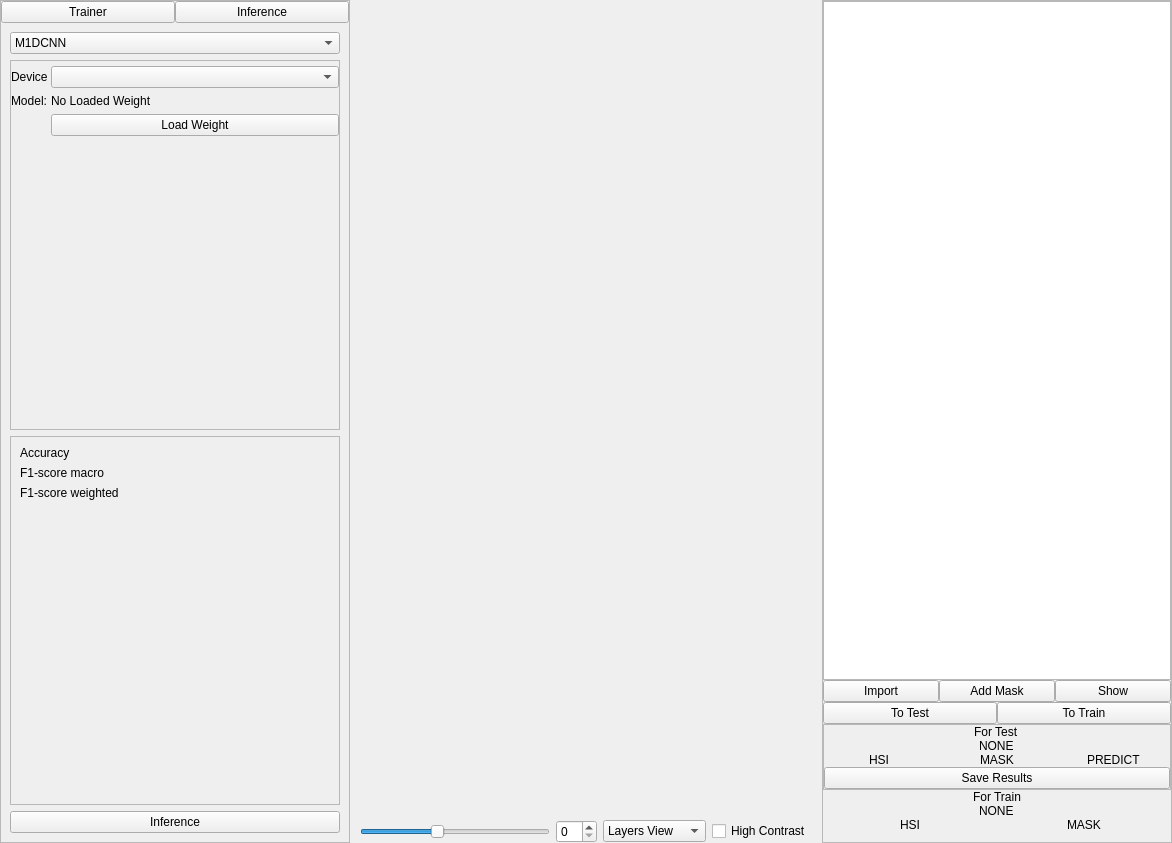
This is gui/mac_trainer.ui in OpenHSL/OpenHSL as Qt 5 draws it before an edit. The edited form follows.
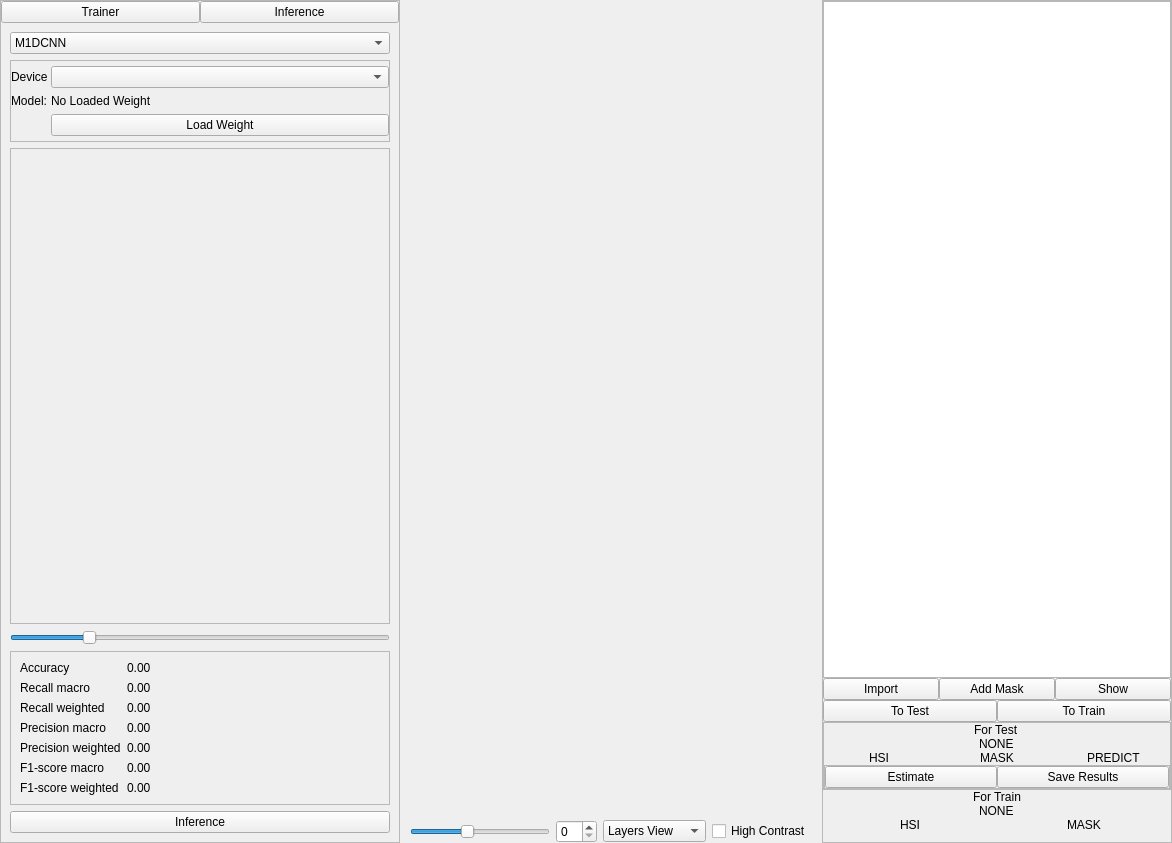
This is the edited form. Custom widgets are drawn as their Qt base class.

Commit message: add estimate features

Patch:
```diff
--- a/gui/mac_trainer.ui
+++ b/gui/mac_trainer.ui
@@ -40,7 +40,7 @@
       </property>
       <property name="maximumSize">
        <size>
-        <width>350</width>
+        <width>400</width>
         <height>16777215</height>
        </size>
       </property>
@@ -214,6 +214,51 @@
              </layout>
             </widget>
            </item>
+           <item>
+            <widget class="QScrollArea" name="scrollArea_2">
+             <property name="widgetResizable">
+              <bool>true</bool>
+             </property>
+             <widget class="QWidget" name="scrollAreaWidgetContents_2">
+              <property name="geometry">
+               <rect>
+                <x>0</x>
+                <y>0</y>
+                <width>372</width>
+                <height>277</height>
+               </rect>
+              </property>
+              <layout class="QVBoxLayout" name="verticalLayout_13">
+               <item>
+                <widget class="QLabel" name="cm_matrix_label">
+                 <property name="text">
+                  <string/>
+                 </property>
+                </widget>
+               </item>
+              </layout>
+             </widget>
+            </widget>
+           </item>
+           <item>
+            <widget class="QSlider" name="cm_slider">
+             <property name="minimum">
+              <number>1</number>
+             </property>
+             <property name="maximum">
+              <number>250</number>
+             </property>
+             <property name="singleStep">
+              <number>10</number>
+             </property>
+             <property name="value">
+              <number>50</number>
+             </property>
+             <property name="orientation">
+              <enum>Qt::Horizontal</enum>
+             </property>
+            </widget>
+           </item>
            <item>
             <widget class="QFrame" name="frame_6">
              <property name="frameShape">
@@ -230,20 +275,97 @@
                 </property>
                </widget>
               </item>
-              <item row="1" column="0">
+              <item row="2" column="0">
+               <widget class="QLabel" name="label_5">
+                <property name="text">
+                 <string>Recall weighted</string>
+                </property>
+               </widget>
+              </item>
+              <item row="4" column="0">
+               <widget class="QLabel" name="label_8">
+                <property name="text">
+                 <string>Precision macro</string>
+                </property>
+               </widget>
+              </item>
+              <item row="6" column="0">
                <widget class="QLabel" name="label_15">
                 <property name="text">
                  <string>F1-score macro</string>
                 </property>
                </widget>
               </item>
-              <item row="2" column="0">
+              <item row="7" column="0">
                <widget class="QLabel" name="label_16">
                 <property name="text">
                  <string>F1-score weighted</string>
                 </property>
                </widget>
               </item>
+              <item row="5" column="0">
+               <widget class="QLabel" name="label_6">
+                <property name="text">
+                 <string>Precision weighted</string>
+                </property>
+               </widget>
+              </item>
+              <item row="1" column="0">
+               <widget class="QLabel" name="label_7">
+                <property name="text">
+                 <string>Recall macro</string>
+                </property>
+               </widget>
+              </item>
+              <item row="0" column="1">
+               <widget class="QLabel" name="accuracy_label">
+                <property name="text">
+                 <string>0.00</string>
+                </property>
+               </widget>
+              </item>
+              <item row="1" column="1">
+               <widget class="QLabel" name="recall_macro_label">
+                <property name="text">
+                 <string>0.00</string>
+                </property>
+               </widget>
+              </item>
+              <item row="2" column="1">
+               <widget class="QLabel" name="recall_weighted_label">
+                <property name="text">
+                 <string>0.00</string>
+                </property>
+               </widget>
+              </item>
+              <item row="4" column="1">
+               <widget class="QLabel" name="precis_macro_label">
+                <property name="text">
+                 <string>0.00</string>
+                </property>
+               </widget>
+              </item>
+              <item row="5" column="1">
+               <widget class="QLabel" name="precis_weighted_label">
+                <property name="text">
+                 <string>0.00</string>
+                </property>
+               </widget>
+              </item>
+              <item row="6" column="1">
+               <widget class="QLabel" name="f1_macro_label">
+                <property name="text">
+                 <string>0.00</string>
+                </property>
+               </widget>
+              </item>
+              <item row="7" column="1">
+               <widget class="QLabel" name="f1_weighted_label">
+                <property name="text">
+                 <string>0.00</string>
+                </property>
+               </widget>
+              </item>
              </layout>
             </widget>
            </item>
@@ -754,7 +876,7 @@
            <rect>
             <x>0</x>
             <y>0</y>
-            <width>472</width>
+            <width>422</width>
             <height>812</height>
            </rect>
           </property>
@@ -1096,10 +1218,44 @@
            </widget>
           </item>
           <item>
-           <widget class="QPushButton" name="pushButton">
-            <property name="text">
-             <string>Save Results</string>
+           <widget class="QFrame" name="frame_11">
+            <property name="frameShape">
+             <enum>QFrame::StyledPanel</enum>
             </property>
+            <property name="frameShadow">
+             <enum>QFrame::Raised</enum>
+            </property>
+            <layout class="QHBoxLayout" name="horizontalLayout_11">
+             <property name="spacing">
+              <number>0</number>
+             </property>
+             <property name="leftMargin">
+              <number>0</number>
+             </property>
+             <property name="topMargin">
+              <number>0</number>
+             </property>
+             <property name="rightMargin">
+              <number>0</number>
+             </property>
+             <property name="bottomMargin">
+              <number>0</number>
+             </property>
+             <item>
+              <widget class="QPushButton" name="estimate_btn">
+               <property name="text">
+                <string>Estimate</string>
+               </property>
+              </widget>
+             </item>
+             <item>
+              <widget class="QPushButton" name="pushButton">
+               <property name="text">
+                <string>Save Results</string>
+               </property>
+              </widget>
+             </item>
+            </layout>
            </widget>
           </item>
          </layout>
```
The commit also changes 2 other files.
